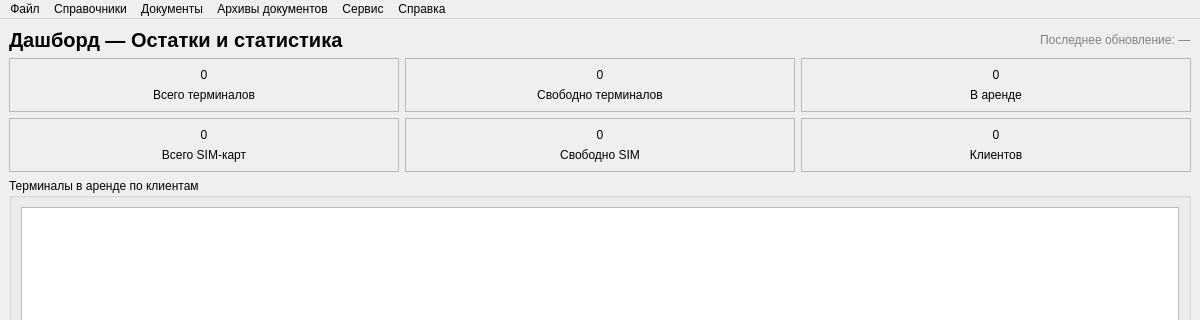
Before: the Qt Designer form src/ui/mainwindow.ui in Smurf72T/POC_Terminal_Tracker, drawn with Qt 5; both pictures show x 0 to 1200 and y 0 to 320 of the 1200 by 800 pixel window.
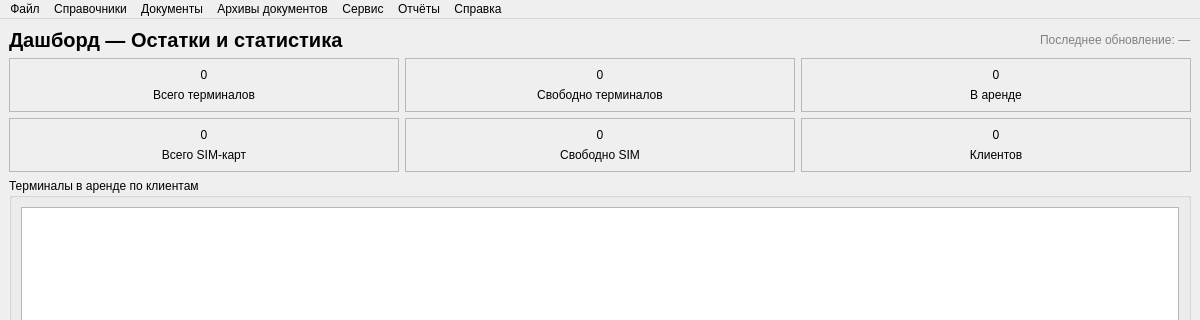
After: the same form once the commit is applied.

Commit message: feat: отдельное меню Отчёты — перенос истории терминала, отчёта о свободных устройствах и отчётов по периодам из Сервиса

```diff
--- a/src/ui/mainwindow.ui
+++ b/src/ui/mainwindow.ui
@@ -349,11 +349,20 @@
      <addaction name="separator"/>
      <addaction name="actionUserManagement"/>
    </widget>
+   <widget class="QMenu" name="menuReports">
+    <property name="title">
+     <string>Отчёты</string>
+    </property>
+    <addaction name="actionTerminalHistory"/>
+    <addaction name="actionFreeDevicesReport"/>
+    <addaction name="actionReports"/>
+   </widget>
    <addaction name="menuFile"/>
    <addaction name="menuDictionaries"/>
     <addaction name="menuDocuments"/>
     <addaction name="menuArchives"/>
-    <addaction name="menuService"/>
+     <addaction name="menuService"/>
+   <addaction name="menuReports"/>
    <addaction name="menuHelp"/>
   </widget>
   <widget class="QStatusBar" name="statusbar"/>
```
Left out of the diff: 3 changed lines with no effect on the pictures.
